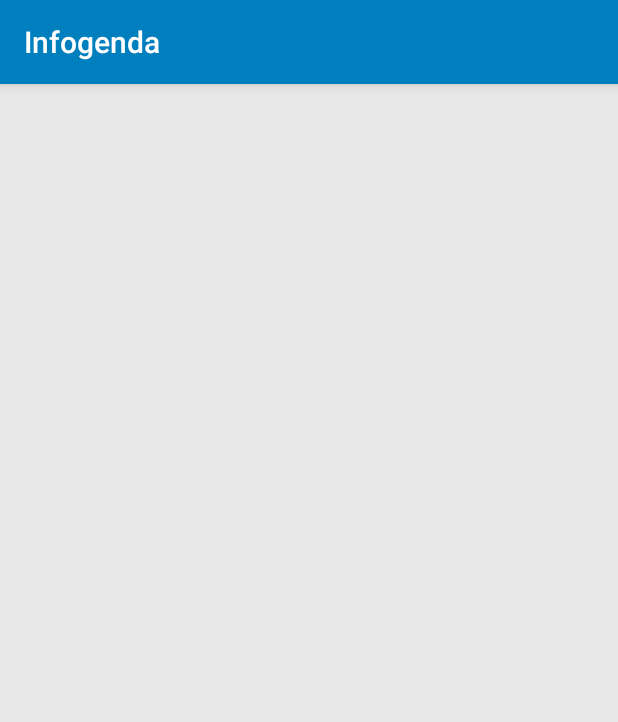
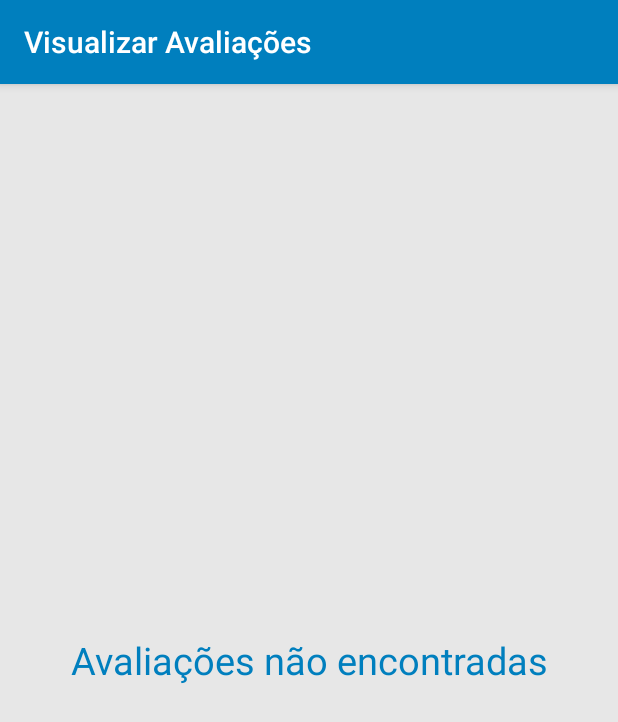
Before and after one commit to michaelmartins09/Infogenda, an Android app: the VisualizarAvaliacoes screen opened directly, with no data from a screen before it, on a phone screen of 412 x 824 dp. Shown: the top 722 px of the screen. Run offline under Robolectric (Android 15) with nearby library versions, the phone set to English and light mode, and no system bars.

Commit message:
FIX VisualizarAvaliacoesController

```diff
--- a/app/src/main/java/br/com/development/infogenda/controllers/VisualizarAvaliacoes.java
+++ b/app/src/main/java/br/com/development/infogenda/controllers/VisualizarAvaliacoes.java
@@ -2,14 +2,68 @@ package br.com.development.infogenda.controllers;
 
 import android.support.v7.app.AppCompatActivity;
 import android.os.Bundle;
+import android.view.View;
+import android.widget.Button;
+import android.widget.ListView;
+import android.widget.TextView;
+
+import java.util.ArrayList;
+import java.util.List;
 
 import br.com.development.infogenda.R;
+import br.com.development.infogenda.adapters.AdapterGerenciarDisciplinas;
+import br.com.development.infogenda.adapters.AdapterVisualizarAvaliacoes;
+import br.com.development.infogenda.database.DatabaseController;
+import br.com.development.infogenda.model.Avaliacao;
 
 public class VisualizarAvaliacoes extends AppCompatActivity {
+
+    private ListView listViewAvaliacoes;
+    private List<Avaliacao> listAvaliacoes = new ArrayList<>();
+
+    private TextView statusListAvaliacao;
+    private Button btnAddNovaDisciplina;
 
     @Override
     protected void onCreate(Bundle savedInstanceState) {
         super.onCreate(savedInstanceState);
         setContentView(R.layout.activity_visualizar_avaliacoes);
+
+        //Carregando variáveis
+        initVariaveis();
+        //COnfiguração da Toolbar
+        configToolbar();
+        //Eventos de Touch
+        eventClick();
+
+        carregarListObject();
+    }
+
+    private void carregarListObject() {
+        DatabaseController crud = new DatabaseController(getApplicationContext());
+        listAvaliacoes = crud.carregarAvaliacoes();
+        if (listAvaliacoes != null && listAvaliacoes.size() >= 1) {
+            listViewAvaliacoes.setVisibility(View.VISIBLE);
+            statusListAvaliacao.setVisibility(View.GONE);
+            AdapterVisualizarAvaliacoes cad = new AdapterVisualizarAvaliacoes(listAvaliacoes, this);
+            listViewAvaliacoes.setAdapter(cad);
+        } else {
+            listViewAvaliacoes.setVisibility(View.GONE);
+            statusListAvaliacao.setVisibility(View.VISIBLE);
+            statusListAvaliacao.setText("Avaliações não encontradas");
+        }
+    }
+
+    private void eventClick() {
+
+    }
+
+    private void configToolbar() {
+        getSupportActionBar().setTitle("Visualizar Avaliações");
+    }
+
+    private void initVariaveis() {
+        listViewAvaliacoes = (ListView) findViewById(R.id.listViewAvaliacoes);
+        statusListAvaliacao = (TextView) findViewById(R.id.statusListAvaliacoes);
     }
 }
--- a/app/src/main/res/layout/activity_visualizar_avaliacoes.xml
+++ b/app/src/main/res/layout/activity_visualizar_avaliacoes.xml
@@ -14,12 +14,23 @@
         android:orientation="vertical">
 
         <ListView
+            android:visibility="gone"
             android:padding="5dp"
-            android:id="@+id/listViewDisciplinas"
+            android:id="@+id/listViewAvaliacoes"
             android:layout_width="match_parent"
             android:layout_height="wrap_content"
             android:dividerHeight="10dp"
             android:divider="#00ffffff">
         </ListView>
+
+        <TextView
+            android:visibility="gone"
+            android:gravity="center"
+            android:id="@+id/statusListAvaliacoes"
+            android:textAlignment="center"
+            android:textColor="@color/colorPrimary"
+            android:layout_width="match_parent"
+            android:layout_height="match_parent"
+            android:textSize="25sp"/>
     </LinearLayout>
 </LinearLayout>
```
Also changed, not shown: app/src/main/java/br/com/development/infogenda/adapters/AdapterGerenciarDisciplinas.java (+0 -23 lines), app/src/main/java/br/com/development/infogenda/adapters/AdapterVisualizarAvaliacoes.java (+15 -3 lines), app/src/main/java/br/com/development/infogenda/adapters/CursorAdapterDisciplinas.java (+0 -17 lines), app/src/main/java/br/com/development/infogenda/controllers/GerenciarDisciplinas.java (+0 -15 lines), app/src/main/java/br/com/development/infogenda/database/CreateDatabase.java (+0 -7 lines), app/src/main/java/br/com/development/infogenda/database/DatabaseController.java (+3 -4 lines), app/src/main/java/br/com/development/infogenda/model/Avaliacao.java (+9 -11 lines), app/src/main/res/layout/adapter_gerenciar_disciplinas.xml (+4 -35 lines), app/src/main/res/layout/adapter_visualizar_avaliacoes.xml (+7 -34 lines).
